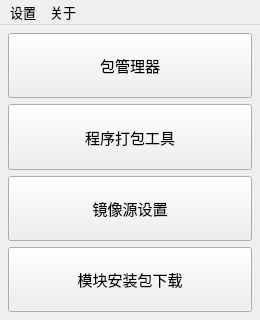
Old version of the form source/awespykit/ui/main_entrance.ui in the repository hrpzcf/AwesomePyKit.
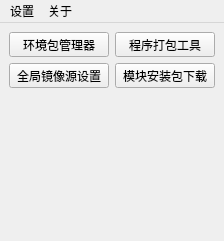
New version of the form.

Diff of the .ui file:
```diff
--- a/source/awespykit/ui/main_entrance.ui
+++ b/source/awespykit/ui/main_entrance.ui
@@ -6,14 +6,14 @@
    <rect>
     <x>0</x>
     <y>0</y>
-    <width>260</width>
-    <height>320</height>
+    <width>224</width>
+    <height>241</height>
    </rect>
   </property>
   <property name="font">
    <font>
     <family>Microsoft YaHei UI</family>
-    <pointsize>10</pointsize>
+    <pointsize>9</pointsize>
    </font>
   </property>
   <property name="windowTitle">
@@ -21,105 +21,122 @@
   </property>
   <widget class="QWidget" name="centralwidget">
    <layout class="QVBoxLayout" name="verticalLayout">
-    <property name="leftMargin">
-     <number>8</number>
-    </property>
-    <property name="topMargin">
-     <number>8</number>
-    </property>
-    <property name="rightMargin">
-     <number>8</number>
-    </property>
-    <property name="bottomMargin">
-     <number>8</number>
-    </property>
     <item>
-     <widget class="QPushButton" name="pb_pkg_mgr">
+     <layout class="QGridLayout" name="gridLayout">
+      <item row="0" column="0">
+       <widget class="QToolButton" name="pb_pkg_mgr">
       <property name="sizePolicy">
        <sizepolicy hsizetype="Minimum" vsizetype="Minimum">
         <horstretch>0</horstretch>
         <verstretch>0</verstretch>
        </sizepolicy>
       </property>
-      <property name="font">
-       <font>
-        <family>Microsoft YaHei UI</family>
-        <pointsize>11</pointsize>
-       </font>
-      </property>
       <property name="toolTip">
        <string>管理不同 Python 环境中的第三方模块。</string>
       </property>
       <property name="text">
-       <string>包管理器</string>
+         <string>环境包管理器</string>
+        </property>
+        <property name="iconSize">
+         <size>
+          <width>64</width>
+          <height>64</height>
+         </size>
+        </property>
+        <property name="toolButtonStyle">
+         <enum>Qt::ToolButtonTextUnderIcon</enum>
       </property>
      </widget>
     </item>
-    <item>
-     <widget class="QPushButton" name="pb_pyi_tool">
+      <item row="0" column="1">
+       <widget class="QToolButton" name="pb_pyi_tool">
       <property name="sizePolicy">
        <sizepolicy hsizetype="Minimum" vsizetype="Minimum">
         <horstretch>0</horstretch>
         <verstretch>0</verstretch>
        </sizepolicy>
       </property>
-      <property name="font">
-       <font>
-        <family>Microsoft YaHei UI</family>
-        <pointsize>11</pointsize>
-       </font>
-      </property>
       <property name="toolTip">
        <string>使用 Pyinstaller 将 Python 程序打包成 exe 可执行文件。</string>
       </property>
       <property name="text">
        <string>程序打包工具</string>
       </property>
-     </widget>
-    </item>
-    <item>
-     <widget class="QPushButton" name="pb_index_mgr">
+        <property name="iconSize">
+         <size>
+          <width>64</width>
+          <height>64</height>
+         </size>
+        </property>
+        <property name="toolButtonStyle">
+         <enum>Qt::ToolButtonTextUnderIcon</enum>
+        </property>
+       </widget>
+      </item>
+      <item row="1" column="0">
+       <widget class="QToolButton" name="pb_index_mgr">
       <property name="sizePolicy">
        <sizepolicy hsizetype="Minimum" vsizetype="Minimum">
         <horstretch>0</horstretch>
         <verstretch>0</verstretch>
        </sizepolicy>
       </property>
-      <property name="font">
-       <font>
-        <family>Microsoft YaHei UI</family>
-        <pointsize>11</pointsize>
-       </font>
-      </property>
       <property name="toolTip">
        <string>设置pip全局镜像源地址。</string>
       </property>
       <property name="text">
-       <string>镜像源设置</string>
+         <string>全局镜像源设置</string>
+        </property>
+        <property name="iconSize">
+         <size>
+          <width>64</width>
+          <height>64</height>
+         </size>
+        </property>
+        <property name="toolButtonStyle">
+         <enum>Qt::ToolButtonTextUnderIcon</enum>
       </property>
      </widget>
     </item>
-    <item>
-     <widget class="QPushButton" name="pb_pkg_dload">
+      <item row="1" column="1">
+       <widget class="QToolButton" name="pb_pkg_dload">
       <property name="sizePolicy">
        <sizepolicy hsizetype="Minimum" vsizetype="Minimum">
         <horstretch>0</horstretch>
         <verstretch>0</verstretch>
        </sizepolicy>
       </property>
-      <property name="font">
-       <font>
-        <family>Microsoft YaHei UI</family>
-        <pointsize>11</pointsize>
-       </font>
-      </property>
       <property name="toolTip">
        <string>Python 的模块、包下载工具，可批量下载。</string>
       </property>
       <property name="text">
        <string>模块安装包下载</string>
       </property>
-     </widget>
+        <property name="iconSize">
+         <size>
+          <width>64</width>
+          <height>64</height>
+         </size>
+        </property>
+        <property name="toolButtonStyle">
+         <enum>Qt::ToolButtonTextUnderIcon</enum>
+        </property>
+       </widget>
+      </item>
+     </layout>
+    </item>
+    <item>
+     <spacer name="verticalSpacer">
+      <property name="orientation">
+       <enum>Qt::Vertical</enum>
+      </property>
+      <property name="sizeHint" stdset="0">
+       <size>
+        <width>20</width>
+        <height>3</height>
+       </size>
+      </property>
+     </spacer>
     </item>
    </layout>
   </widget>
@@ -128,8 +145,8 @@
     <rect>
      <x>0</x>
      <y>0</y>
-     <width>260</width>
-     <height>25</height>
+     <width>224</width>
+     <height>23</height>
     </rect>
    </property>
    <widget class="QMenu" name="menu_help">
```
Left out of the diff: 26 changed lines with no effect on the pictures. Lines whose indentation alone changed are shown as unchanged.
